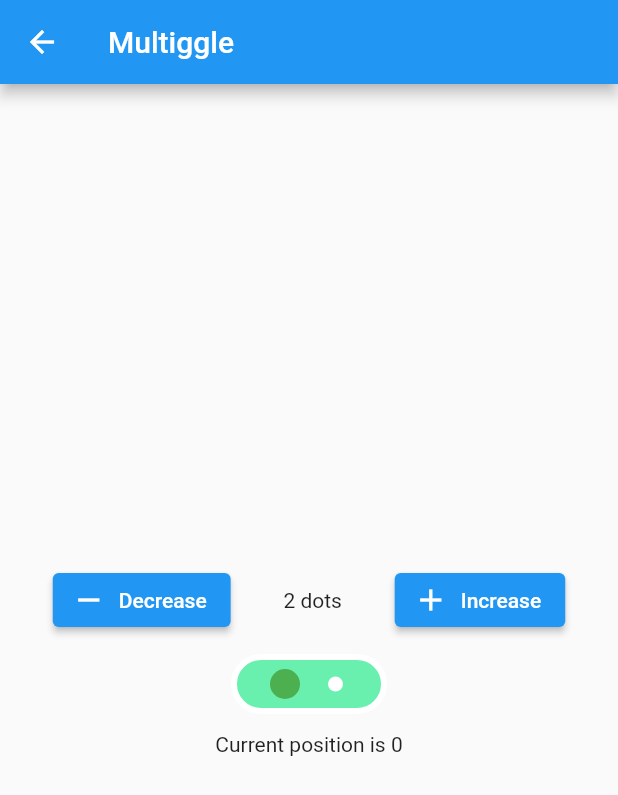
After one commit to XPEHO/weirdgets, a Flutter app: the screen it shows after launch, after a tap on "Multiggle", on a phone screen of 412 x 824 dp. The commit adds this screen. Shown: the top 795 px of the screen. Run offline on Flutter 3.47's test engine with Material 2 defaults, Android fonts, the phone set to English and light mode, and no system bars.

Commit message:
feat(multiggle): create multiggle weirdget

```diff
--- a/example/lib/main.dart
+++ b/example/lib/main.dart
@@ -1,4 +1,5 @@
 import 'package:example/view/diagonal_page/diagonal_page.dart';
+import 'package:example/view/multiggle_page/multiggle_page.dart';
 import 'package:flutter/material.dart';
 
 void main() {
@@ -28,6 +29,7 @@ class MyApp extends StatelessWidget {
       home: const MyHomePage(title: 'Flutter Demo Home Page'),
       routes: {
         DiagonalPage.routeName: (context) => const DiagonalPage(),
+        MultigglePage.routeName: (context) => const MultigglePage(),
       },
     );
   }
@@ -88,6 +90,23 @@ class _MyHomePageState extends State<MyHomePage> {
                 ),
               ),
             ),
+            const SizedBox(
+              height: 12,
+            ),
+            ElevatedButton(
+              style: ElevatedButton.styleFrom(
+                shape: RoundedRectangleBorder(
+                    borderRadius: BorderRadius.circular(4)),
+                primary: Colors.grey,
+              ),
+              onPressed: () => Navigator.of(context).pushNamed("/multiggle"),
+              child: const Text(
+                "Multiggle",
+                style: TextStyle(
+                  fontSize: 12,
+                ),
+              ),
+            ),
           ],
         ),
       ),
--- /dev/null
+++ b/example/lib/view/multiggle_page/multiggle_page.dart
@@ -0,0 +1,91 @@
+import 'package:flutter/material.dart';
+import 'package:weirdgets/multiggle/multiggle.dart';
+
+class MultigglePage extends StatefulWidget {
+  static const routeName = "/multiggle";
+
+  const MultigglePage({Key? key}) : super(key: key);
+
+  @override
+  _MultigglePageState createState() => _MultigglePageState();
+}
+
+class _MultigglePageState extends State<MultigglePage> {
+  int _count = 2;
+  int _position = 0;
+  final MultiggleController _multiggleController = MultiggleController();
+
+  @override
+  Widget build(BuildContext context) {
+    return Scaffold(
+      appBar: AppBar(
+        title: const Text("Multiggle"),
+      ),
+      body: Column(
+        mainAxisAlignment: MainAxisAlignment.center,
+        crossAxisAlignment: CrossAxisAlignment.center,
+        children: [
+          Row(
+            mainAxisSize: MainAxisSize.max,
+            mainAxisAlignment: MainAxisAlignment.spaceEvenly,
+            children: [
+              ElevatedButton.icon(
+                onPressed: _decreaseCountState,
+                icon: const Icon(Icons.remove),
+                label: const Text('Decrease'),
+              ),
+              Text('$_count dots'),
+              ElevatedButton.icon(
+                onPressed: _increaseCountState,
+                icon: const Icon(Icons.add),
+                label: const Text('Increase'),
+              ),
+            ],
+          ),
+          const SizedBox(
+            height: 12,
+          ),
+          Multiggle(
+            controller: _multiggleController,
+            count: _count,
+            initialPosition: _position,
+            onPositionChanged: _setPositionState,
+            backgroundColor: Colors.greenAccent,
+            borderColor: Colors.white,
+            indicatorColor: Colors.green,
+          ),
+          const SizedBox(
+            height: 12,
+          ),
+          Text('Current position is $_position'),
+        ],
+      ),
+    );
+  }
+
+  void _decreaseCountState() {
+    setState(_decreaseCount);
+  }
+
+  void _decreaseCount() {
+    if (_count > 1) {
+      _count--;
+      _position = 0;
+      _multiggleController.setPosition(0);
+    }
+  }
+
+  void _increaseCountState() {
+    setState(_increaseCount);
+  }
+
+  void _increaseCount() {
+    _count = _count + 1;
+  }
+
+  void _setPositionState(int position) {
+    setState(() {
+      _position = position;
+    });
+  }
+}
--- /dev/null
+++ b/weirdgets/lib/multiggle/multiggle.dart
@@ -0,0 +1,157 @@
+import 'package:flutter/material.dart';
+
+/// Allows to listen when the position of the multiggle changes.
+typedef OnPositionChanged = Function(int);
+
+/// Allows to programmatically change the position of the multiggle.
+typedef OnSetPosition = Function(int);
+
+/// Allows to programmatically pilot the multiggle.
+class MultiggleController {
+  late OnSetPosition _onSetPosition;
+
+  void setPosition(int position) {
+    _onSetPosition(position);
+  }
+}
+
+/// The Multiggle widget is a widget that allows to choose more than 2 Toggle positions
+/// Just specify how much positions you want to have and the initial position.
+class Multiggle extends StatefulWidget {
+  /// Background color of the multiggle.
+  final Color backgroundColor;
+
+  /// Border color of the multiggle.
+  final Color borderColor;
+
+  /// Color of the indicator.
+  final Color indicatorColor;
+
+  /// Number of positions.
+  final int count;
+
+  /// Initial position.
+  final int initialPosition;
+
+  /// Called when the position of the multiggle changes.
+  final OnPositionChanged? onPositionChanged;
+
+  /// Controller used to pilot the multiggle (optional)
+  final MultiggleController? controller;
+
+  const Multiggle({
+    Key? key,
+    this.backgroundColor = Colors.grey,
+    this.borderColor = Colors.black,
+    this.indicatorColor = Colors.black,
+    required this.count,
+    this.onPositionChanged,
+    this.controller,
+    this.initialPosition = 0,
+  }) : super(key: key);
+
+  @override
+  State<Multiggle> createState() => _MultiggleState();
+}
+
+/// Stateful representation of the multiggle widget.
+class _MultiggleState extends State<Multiggle> {
+  int _position = 0;
+
+  /// Builds the stop dots of the multiggle.
+  List<Widget> _buildDots() {
+    return List.generate(
+      widget.count,
+      (index) => const _Dot(
+        size: 10,
+        color: Colors.white,
+      ),
+    );
+  }
+
+  @override
+  void initState() {
+    _position = widget.initialPosition;
+    widget.controller?._onSetPosition = _onSetPosition;
+    super.initState();
+  }
+
+  /// Called when the position of the multiggle has been changed from outside.
+  void _onSetPosition(int position) {
+    setState(() {
+      _position = position;
+    });
+    widget.onPositionChanged?.call(position);
+  }
+
+  @override
+  Widget build(BuildContext context) {
+    return GestureDetector(
+      onTap: () {
+        setState(() {
+          _position = (++_position) % widget.count;
+          widget.onPositionChanged?.call(_position);
+        });
+      },
+      child: Container(
+        decoration: BoxDecoration(
+          color: widget.backgroundColor,
+          borderRadius: BorderRadius.circular(32),
+          border: Border.all(
+            color: widget.borderColor,
+            width: 4,
+          ),
+        ),
+        child: SizedBox(
+          height: 32.0,
+          width: (widget.count + 1) * 32.0,
+          child: Stack(
+            children: [
+              Center(
+                child: Row(
+                  mainAxisAlignment: MainAxisAlignment.spaceEvenly,
+                  mainAxisSize: MainAxisSize.max,
+                  crossAxisAlignment: CrossAxisAlignment.center,
+                  children: _buildDots(),
+                ),
+              ),
+              AnimatedPositioned(
+                duration: const Duration(milliseconds: 300),
+                left: (_position + 1) * 32.0 - 10,
+                top: 6,
+                child: _Dot(
+                  size: 20,
+                  color: widget.indicatorColor,
+                ),
+              ),
+            ],
+          ),
+        ),
+      ),
+    );
+  }
+}
+
+/// Widget representation of a stop dot in the multiggle.
+class _Dot extends StatelessWidget {
+  final double size;
+  final Color color;
+
+  const _Dot({
+    Key? key,
+    this.size = 10,
+    this.color = Colors.grey,
+  }) : super(key: key);
+
+  @override
+  Widget build(BuildContext context) {
+    return Container(
+      width: size,
+      height: size,
+      decoration: BoxDecoration(
+        color: color,
+        shape: BoxShape.circle,
+      ),
+    );
+  }
+}
```
